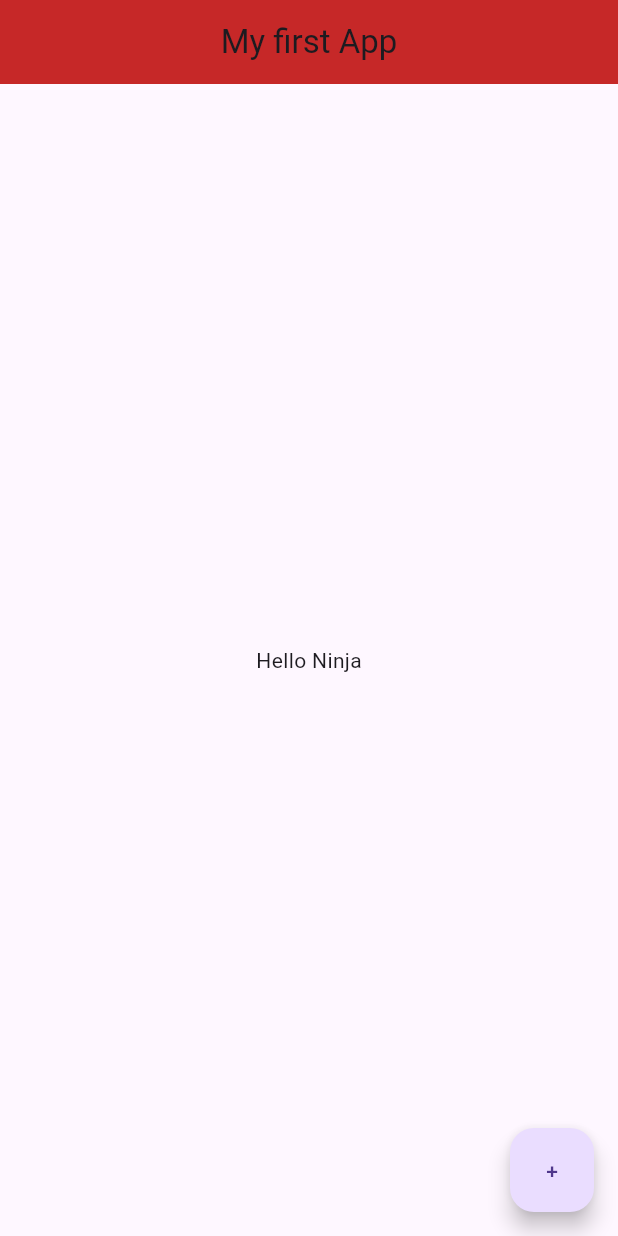
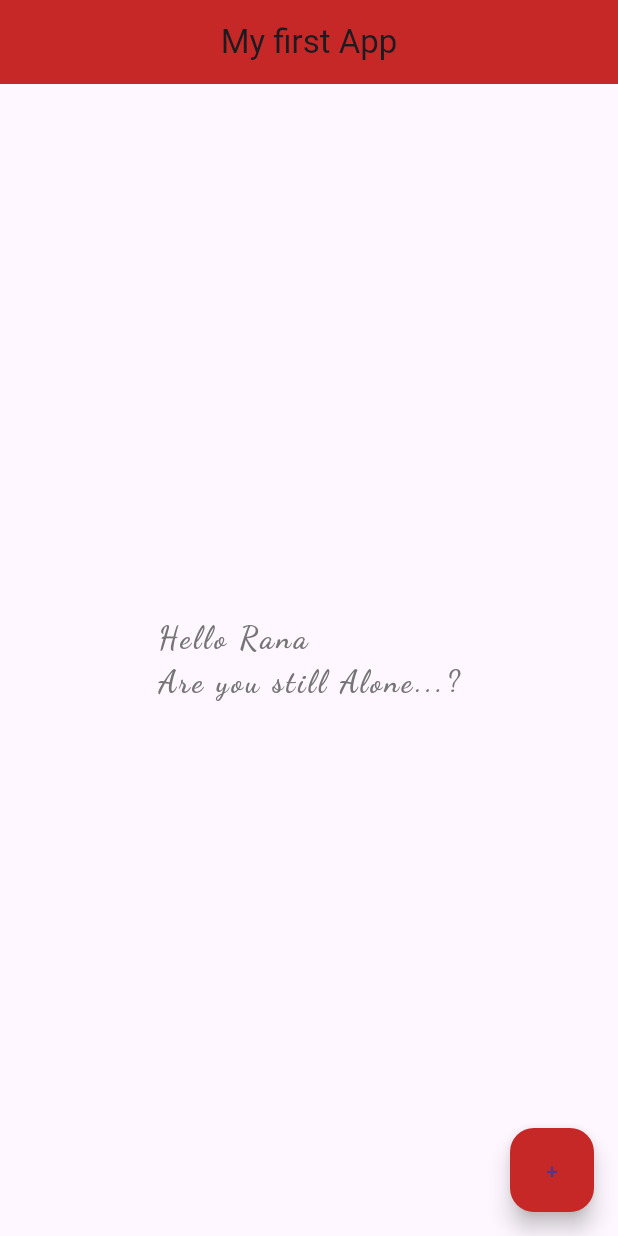
Before and after one commit to vickyrana2401/Meal_Menu, a Flutter app: the screen it shows after launch, on a phone screen of 412 x 824 dp. Run offline on Flutter 3.47's test engine with Material 3 defaults, Android fonts, the light colour scheme and no system bars.

Commit message:
Flutter Practice

```diff
--- a/lib/main.dart
+++ b/lib/main.dart
@@ -1,18 +1,33 @@
+import 'package:flutter/cupertino.dart';
 import 'package:flutter/material.dart';
+import 'package:flutter/widgets.dart';
 
-void main() => runApp(MaterialApp(
-      home: Scaffold(
+void main() => runApp(MaterialApp(home: Home()));
+
+class Home extends StatelessWidget {
+  Widget build(BuildContext context) {
+    return Scaffold(
       appBar: AppBar(
         title: Text('My first App'),
         centerTitle: true,
         backgroundColor: Colors.red[800],
       ),
       body: Center(
-          child: Text('Hello Ninja'),
+        child: Text(
+          'Hello Rana \nAre you still Alone...?',
+          style: TextStyle(
+              fontSize: 20.0,
+              fontWeight: FontWeight.bold,
+              letterSpacing: 2.0,
+              color: Colors.grey[600],
+              fontFamily: 'd'),
+        ),
       ),
       floatingActionButton: FloatingActionButton(
         onPressed: () {},
         child: Text('+'),
+        backgroundColor: Colors.red[800],
       ),
-      ),
-    ));
+    );
+  }
+}
```
Also changed, not shown: pubspec.yaml (+5 -12 lines), fonts/d.ttf (added), pubspec.lock, 1 other file. Lines whose indentation alone changed are shown as unchanged.
